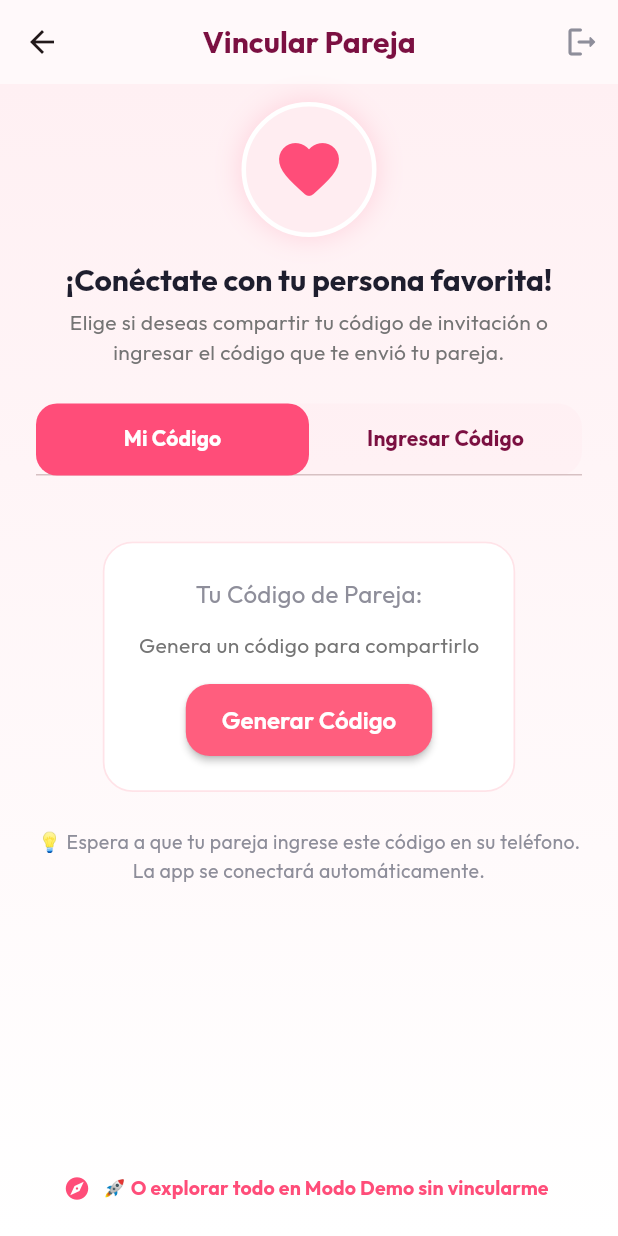
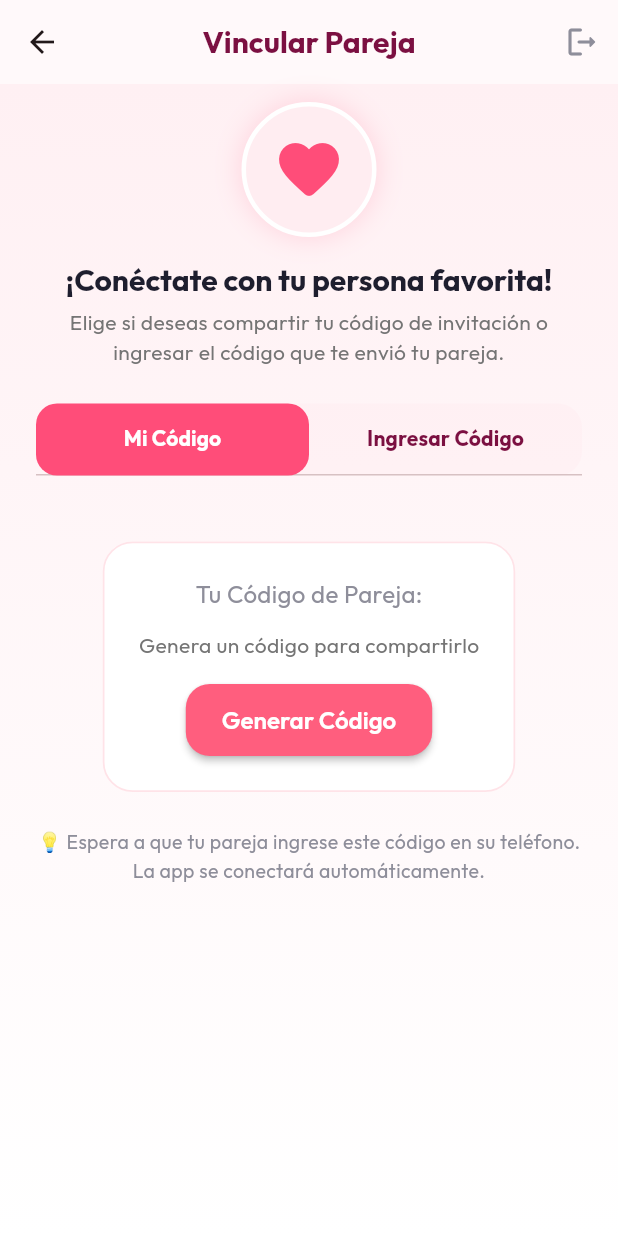
Before and after one commit to Gaxxs14/My-Heart, a Flutter app: the PairingScreen screen opened directly, after a tap on the "logout" icon, on a phone screen of 412 x 824 dp. Run offline on Flutter 3.47's test engine with Material 3 defaults, Android fonts, the phone set to English and light mode, and no system bars; drawn by our look-alikes of flutter_animate; our stand-ins replace google_fonts, image_picker, shared_preferences, socket_io_client; missing offline and left inert: home_widget; accounts and stored records are empty; network calls fail.

Commit message:
feat: remove demo mode - app now requires real pairing to access all features

```diff
--- a/app/lib/features/auth/screens/login_screen.dart
+++ b/app/lib/features/auth/screens/login_screen.dart
@@ -4,7 +4,6 @@ import 'package:flutter/material.dart';
 import 'package:provider/provider.dart';
 import 'package:flutter_animate/flutter_animate.dart';
 import '../../../core/providers/auth_provider.dart';
-import '../../../core/providers/couple_provider.dart';
 import '../../../core/theme/app_theme.dart';
 import 'register_screen.dart';
 
@@ -161,14 +160,7 @@ class _LoginScreenState extends State<LoginScreen>
                             ),
                           ),
 
-                          const Spacer(),
-
-                          // ── Demo Button ───────────────────────────────
-                          _buildDemoButton(auth)
-                              .animate(delay: 500.ms)
-                              .fadeIn(duration: 400.ms),
-
-                          const SizedBox(height: 8),
+                          const SizedBox(height: 16),
                         ],
                       ),
                     ),
@@ -398,34 +390,6 @@ class _LoginScreenState extends State<LoginScreen>
     );
   }
 
-  // ─── Demo Button ──────────────────────────────────────────────────────────
-
-  Widget _buildDemoButton(AuthProvider auth) {
-    return Padding(
-      padding: const EdgeInsets.symmetric(horizontal: 24, vertical: 4),
-      child: OutlinedButton.icon(
-        style: OutlinedButton.styleFrom(
-          foregroundColor: AppTheme.deepWine,
-          side: BorderSide(color: AppTheme.primaryRose.withOpacity(0.4), width: 1.2),
-          backgroundColor: Colors.white.withOpacity(0.6),
-          minimumSize: const Size(double.infinity, 48),
-          shape: RoundedRectangleBorder(borderRadius: BorderRadius.circular(AppTheme.radiusFull)),
-        ),
-        onPressed: () {
-          final couple = Provider.of<CoupleProvider>(context, listen: false);
-          auth.enterDemoMode(name: 'Gabriel', nickname: 'Mi Amor');
-          couple.loadDemoData();
-        },
-        icon: const Icon(Icons.explore_outlined, size: 18),
-        label: const Text(
-          'Explorar en Modo Demo (sin vinculación)',
-          style: TextStyle(fontWeight: FontWeight.w600, fontSize: 13),
-        ),
-      )
-          .animate(onPlay: (c) => c.repeat(reverse: true))
-          .shimmer(duration: 2500.ms, color: AppTheme.primaryRose.withOpacity(0.06)),
-    );
-  }
 
   // ─── Shared helpers ───────────────────────────────────────────────────────
 
--- a/app/lib/features/pairing/screens/pairing_screen.dart
+++ b/app/lib/features/pairing/screens/pairing_screen.dart
@@ -234,25 +234,7 @@ class _PairingScreenState extends State<PairingScreen> with SingleTickerProvider
                 ),
               ),
 
-              // Demo Mode Shortcut
-              Padding(
-                padding: const EdgeInsets.symmetric(horizontal: 24.0, vertical: 8.0),
-                child: TextButton.icon(
-                  onPressed: () {
-                    auth.enterDemoMode(name: 'Gabriel', nickname: 'Mi Amor');
-                    couple.loadDemoData();
-                  },
-                  icon: const Icon(Icons.explore_rounded, color: AppTheme.primaryRose, size: 18),
-                  label: const Text(
-                    '🚀 O explorar todo en Modo Demo sin vincularme',
-                    style: TextStyle(
-                      color: AppTheme.primaryRose,
-                      fontWeight: FontWeight.bold,
-                      fontSize: 13,
-                    ),
-                  ),
-                ),
-              ),
+
             ],
           ),
         ),
--- a/app/lib/features/profile/screens/profile_screen.dart
+++ b/app/lib/features/profile/screens/profile_screen.dart
@@ -140,7 +140,7 @@ class _ProfileScreenState extends State<ProfileScreen> {
                       style: const TextStyle(fontSize: 20, fontWeight: FontWeight.bold),
                     ),
                     Text(
-                      auth.isDemoMode ? 'Modo Demo Activo' : 'Vinculado a: $partnerName',
+                      'Vinculado a: $partnerName',
                       style: const TextStyle(fontSize: 12, color: Colors.grey),
                     ),
                   ],
--- a/app/lib/main.dart
+++ b/app/lib/main.dart
@@ -73,10 +73,6 @@ class AuthGateway extends StatelessWidget {
       return const LoginScreen();
     }
 
-    if (auth.isDemoMode) {
-      return const MainNavigationScreen();
-    }
-
     if (!auth.isPaired && !couple.isPaired) {
       return const PairingScreen();
     }
```
Also changed, not shown: app/lib/core/providers/auth_provider.dart (+39 -70 lines), app/lib/features/home/screens/home_dashboard_screen.dart (+1 -41 lines).
